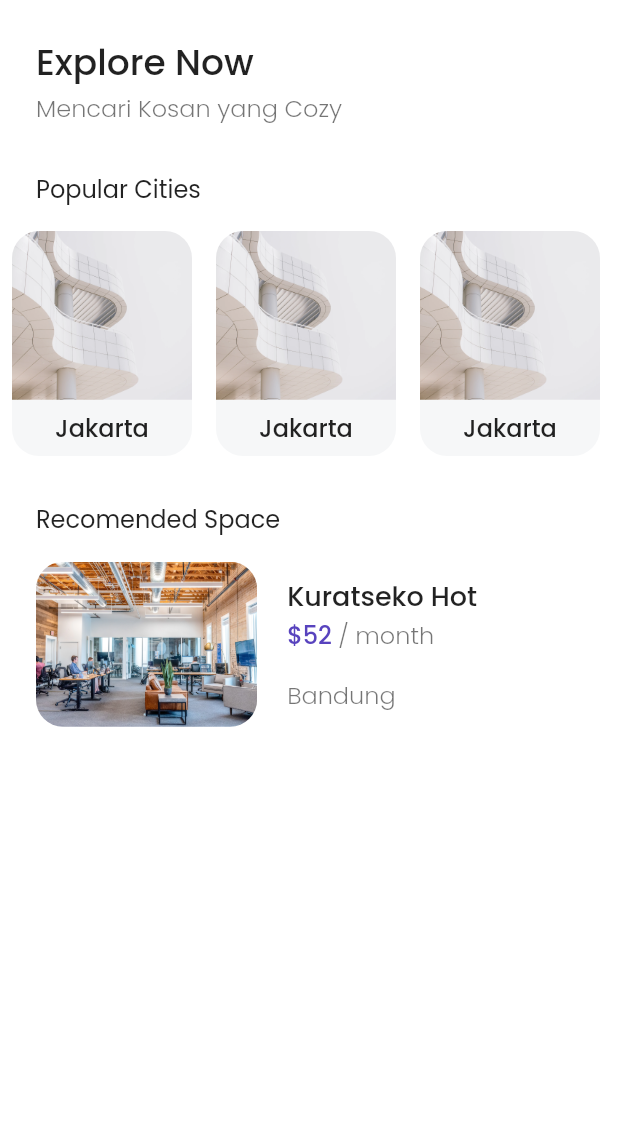
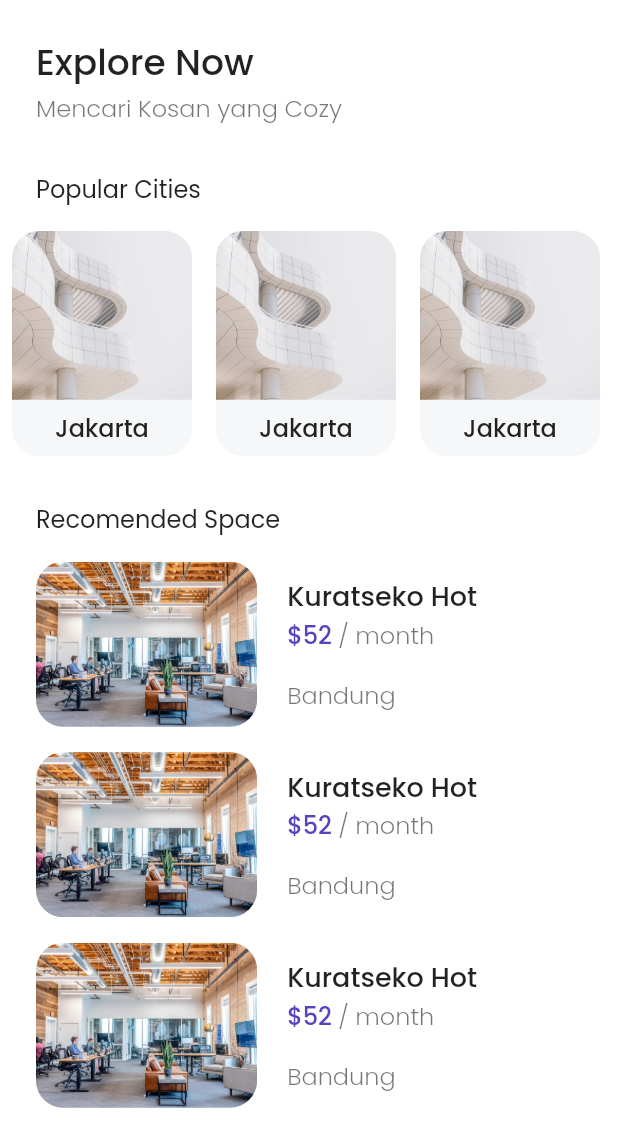
Before and after one commit to Muhdzalf/bwa_kos, a Flutter app: the HomePage screen opened by its route, on a phone screen of 412 x 824 dp. Shown: the top 1147 px of the screen. Run offline on Flutter 3.47's test engine with Material 2 defaults, Android fonts, the phone set to English and light mode, and no system bars; our stand-ins replace google_fonts.

Commit message:
create recomended space list

```diff
--- /dev/null
+++ b/lib/pages/home/components/recomendedspace_list.dart
@@ -0,0 +1,37 @@
+import 'package:bwa_kos/pages/widgets/recomendedspace_card.dart';
+import 'package:flutter/material.dart';
+
+class RecomendedSpaceList extends StatelessWidget {
+  const RecomendedSpaceList({
+    Key? key,
+  }) : super(key: key);
+
+  @override
+  Widget build(BuildContext context) {
+    return Container(
+      margin: EdgeInsets.symmetric(horizontal: 24),
+      child: Column(
+        children: [
+          RecomendedSpaceCard(
+            name: 'Kuratseko Hot',
+            price: 52,
+            location: 'Bandung',
+            imageUrl: 'assets/images/image01.png',
+          ),
+          RecomendedSpaceCard(
+            name: 'Kuratseko Hot',
+            price: 52,
+            location: 'Bandung',
+            imageUrl: 'assets/images/image01.png',
+          ),
+          RecomendedSpaceCard(
+            name: 'Kuratseko Hot',
+            price: 52,
+            location: 'Bandung',
+            imageUrl: 'assets/images/image01.png',
+          ),
+        ],
+      ),
+    );
+  }
+}
--- a/lib/pages/home/home_page.dart
+++ b/lib/pages/home/home_page.dart
@@ -4,6 +4,7 @@ import 'package:bwa_kos/theme.dart';
 import 'package:flutter/material.dart';
 import 'components/header.dart';
 import 'components/popularcities_list.dart';
+import 'components/recomendedspace_list.dart';
 
 class HomePage extends StatelessWidget {
   const HomePage({Key? key}) : super(key: key);
@@ -12,6 +13,8 @@ class HomePage extends StatelessWidget {
   Widget build(BuildContext context) {
     return Scaffold(
       body: SafeArea(
+        child: SingleChildScrollView(
+          scrollDirection: Axis.vertical,
           child: Column(
             crossAxisAlignment: CrossAxisAlignment.stretch,
             children: [
@@ -28,24 +31,13 @@ class HomePage extends StatelessWidget {
                   SizedBox(
                     height: 16,
                   ),
-                Container(
-                  margin: EdgeInsets.symmetric(horizontal: 24),
-                  child: Column(
-                    children: [
-                      RecomendedSpaceCard(
-                        name: 'Kuratseko Hot',
-                        price: 52,
-                        location: 'Bandung',
-                        imageUrl: 'assets/images/image01.png',
-                      )
-                    ],
-                  ),
-                )
+                  RecomendedSpaceList()
                 ],
               )
             ],
           ),
         ),
+      ),
     );
   }
 }
```
Lines whose indentation alone changed are shown as unchanged.
